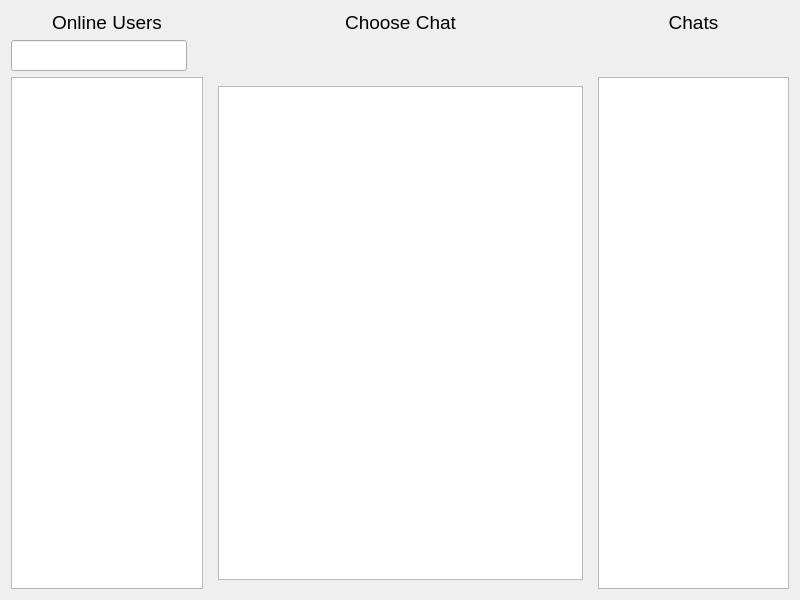
Before: the Qt Designer form Server/server.ui in LesterEvSe/Messenger-Server, drawn with Qt 5.
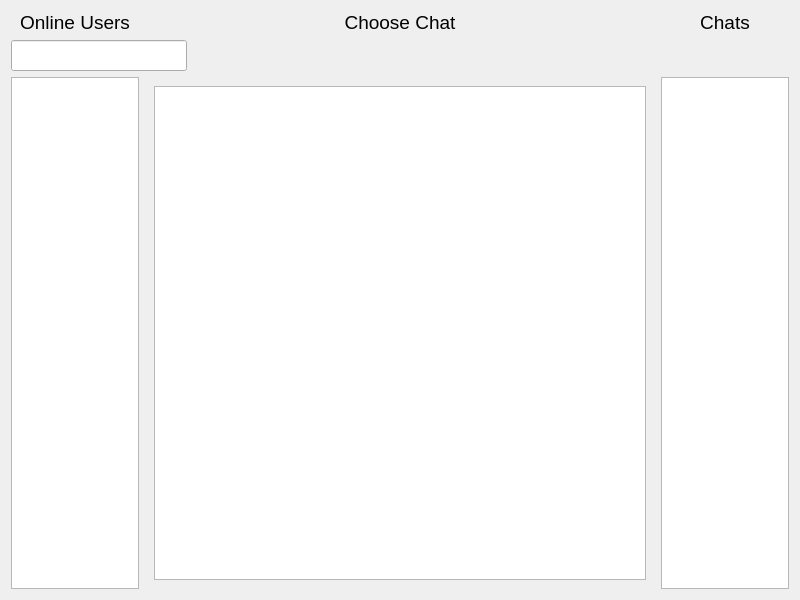
After: the same form once the commit is applied.

Commit message: Add server design

Diff of the .ui file:
```diff
--- a/Server/server.ui
+++ b/Server/server.ui
@@ -41,7 +41,7 @@
       <widget class="QLabel" name="currChatLabel">
        <property name="sizePolicy">
         <sizepolicy hsizetype="Preferred" vsizetype="Preferred">
-         <horstretch>2</horstretch>
+         <horstretch>4</horstretch>
          <verstretch>0</verstretch>
         </sizepolicy>
        </property>
@@ -114,7 +114,7 @@
       <widget class="QStackedWidget" name="stackedWidget">
        <property name="sizePolicy">
         <sizepolicy hsizetype="Preferred" vsizetype="Preferred">
-         <horstretch>2</horstretch>
+         <horstretch>4</horstretch>
          <verstretch>0</verstretch>
         </sizepolicy>
        </property>
```
Left out of the diff: 4 changed lines with no effect on the pictures. The commit also changes 7 other files.
